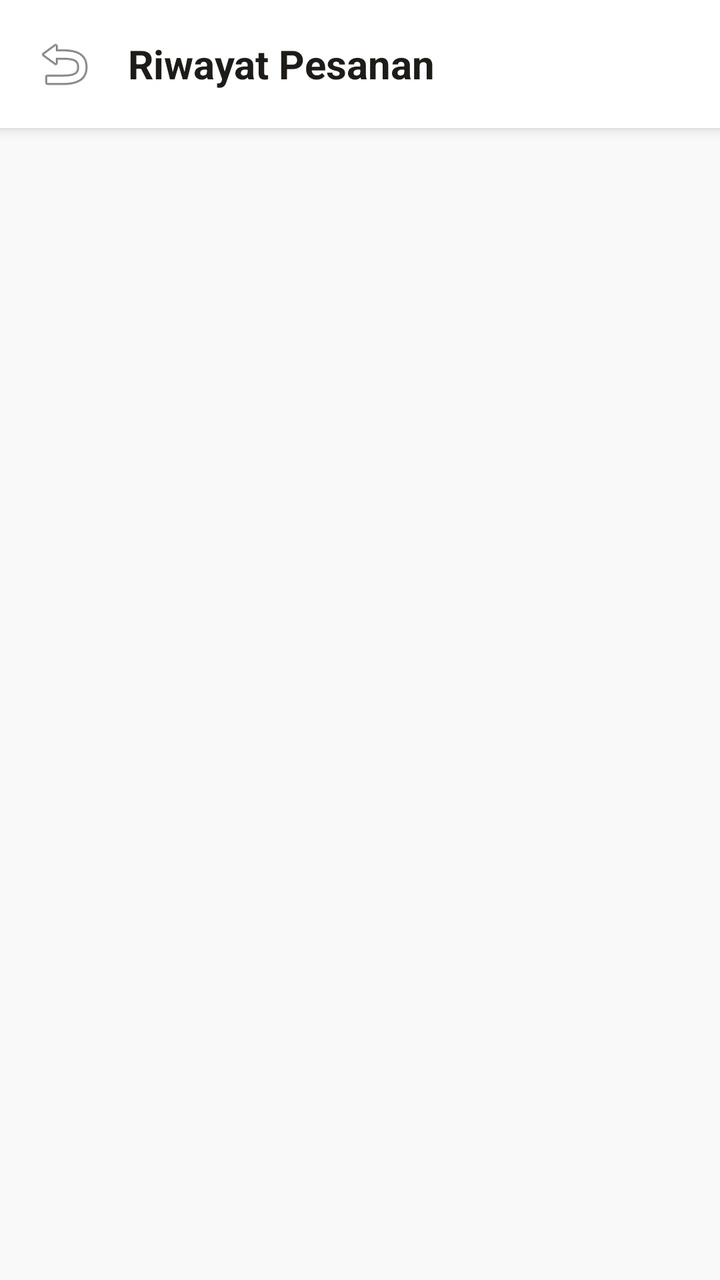
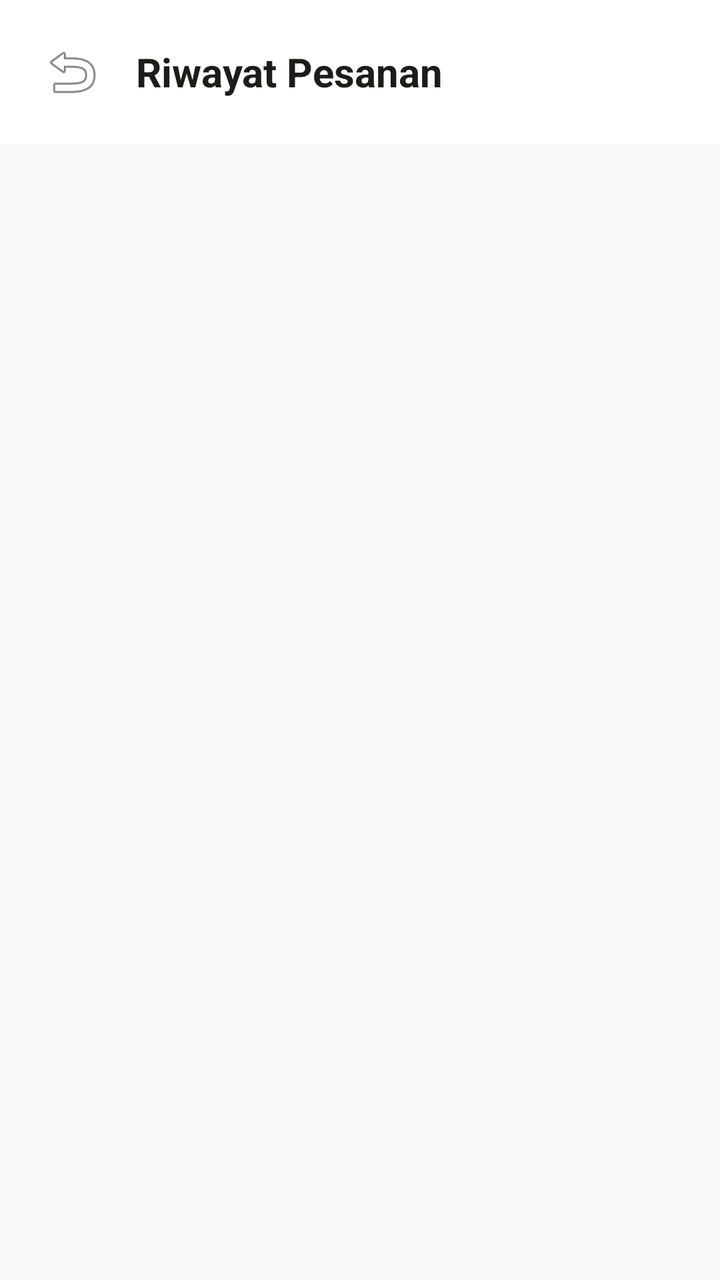

Compare the two renders of this Android layout. The source of the first and the diff that turns it into the second are given below.
<!-- AndroidManifest.xml: application theme Theme.KueWeh -->
<!-- res/layout/activity_riwayat_pesanan.xml -->
<?xml version="1.0" encoding="utf-8"?>
<LinearLayout xmlns:android="http://schemas.android.com/apk/res/android"
    android:layout_width="match_parent"
    android:layout_height="match_parent"
    android:background="#F9F9F9"
    android:orientation="vertical">

    <LinearLayout
        android:layout_width="match_parent"
        android:layout_height="wrap_content"
        android:background="#FFFFFF"
        android:elevation="4dp"
        android:gravity="center_vertical"
        android:orientation="horizontal"
        android:padding="16dp">

        <ImageView
            android:id="@+id/btnBackRiwayat"
            android:layout_width="32dp"
            android:layout_height="32dp"
            android:background="?attr/selectableItemBackgroundBorderless"
            android:clickable="true"
            android:focusable="true"
            android:src="@android:drawable/ic_menu_revert" />

        <TextView
            android:layout_width="wrap_content"
            android:layout_height="wrap_content"
            android:layout_marginStart="16dp"
            android:text="Riwayat Pesanan"
            android:textColor="#1E1C18"
            android:textSize="20sp"
            android:textStyle="bold" />
    </LinearLayout>

    <androidx.recyclerview.widget.RecyclerView
        android:id="@+id/rvRiwayatPesanan"
        android:layout_width="match_parent"
        android:layout_height="match_parent"
        android:clipToPadding="false"
        android:padding="16dp" />

    <TextView
        android:id="@+id/tvRiwayatKosong"
        android:layout_width="match_parent"
        android:layout_height="match_parent"
        android:gravity="center"
        android:text="Belum ada riwayat pesanan."
        android:textColor="#757575"
        android:textSize="16sp"
        android:visibility="gone" />

</LinearLayout>
<!-- resources referenced by this layout -->
<resources>
  <style name="Theme.KueWeh" parent="Theme.MaterialComponents.DayNight.NoActionBar">
          <item name="android:statusBarColor">@android:color/transparent</item>
  
          <item name="android:windowLightStatusBar">true</item>
      </style>
</resources>

<!-- the commit's change to res/layout/activity_riwayat_pesanan.xml (unified diff, before → after) -->
@@ -8,29 +8,36 @@
     <LinearLayout
         android:layout_width="match_parent"
         android:layout_height="wrap_content"
-        android:background="#FFFFFF"
-        android:elevation="4dp"
-        android:gravity="center_vertical"
-        android:orientation="horizontal"
-        android:padding="16dp">
+        android:background="#F9F9F9"
+        android:fitsSystemWindows="true">
 
-        <ImageView
-            android:id="@+id/btnBackRiwayat"
-            android:layout_width="32dp"
-            android:layout_height="32dp"
-            android:background="?attr/selectableItemBackgroundBorderless"
-            android:clickable="true"
-            android:focusable="true"
-            android:src="@android:drawable/ic_menu_revert" />
+        <LinearLayout
+            android:layout_width="match_parent"
+            android:layout_height="wrap_content"
+            android:background="#FFFFFF"
+            android:elevation="4dp"
+            android:gravity="center_vertical"
+            android:orientation="horizontal"
+            android:padding="20dp">
 
-        <TextView
-            android:layout_width="wrap_content"
-            android:layout_height="wrap_content"
-            android:layout_marginStart="16dp"
-            android:text="Riwayat Pesanan"
-            android:textColor="#1E1C18"
-            android:textSize="20sp"
-            android:textStyle="bold" />
+            <ImageView
+                android:id="@+id/btnBackRiwayat"
+                android:layout_width="32dp"
+                android:layout_height="32dp"
+                android:background="?attr/selectableItemBackgroundBorderless"
+                android:clickable="true"
+                android:focusable="true"
+                android:src="@android:drawable/ic_menu_revert" />
+
+            <TextView
+                android:layout_width="wrap_content"
+                android:layout_height="wrap_content"
+                android:layout_marginStart="16dp"
+                android:text="Riwayat Pesanan"
+                android:textColor="#1E1C18"
+                android:textSize="20sp"
+                android:textStyle="bold" />
+        </LinearLayout>
     </LinearLayout>
 
     <androidx.recyclerview.widget.RecyclerView
@@ -38,7 +45,9 @@
         android:layout_width="match_parent"
         android:layout_height="match_parent"
         android:clipToPadding="false"
-        android:padding="16dp" />
+        android:paddingHorizontal="16dp"
+        android:paddingTop="8dp"
+        android:paddingBottom="24dp" />
 
     <TextView
         android:id="@+id/tvRiwayatKosong"
